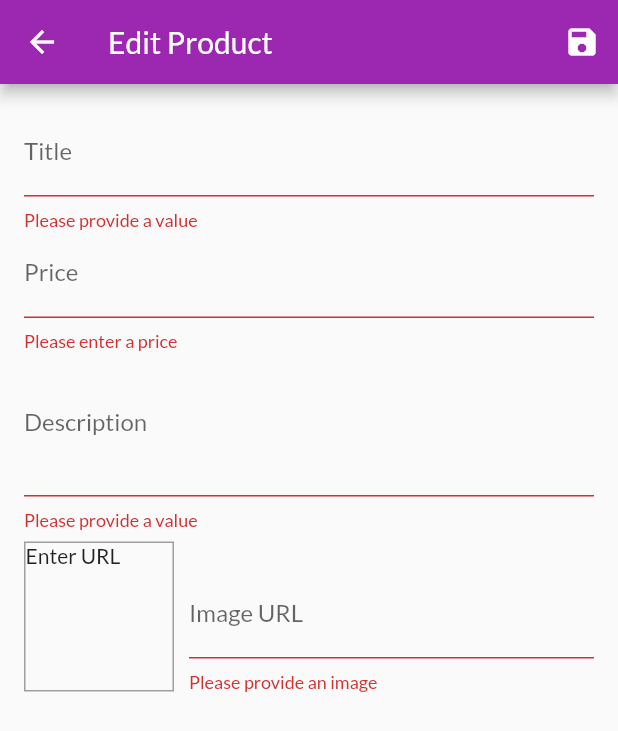
After one commit to davidbandinelli/flutter-shop, a Flutter app: the EditProductScreen screen opened by its route, after a tap on the "save" icon, on a phone screen of 412 x 824 dp. The commit adds this screen. Shown: the top 731 px of the screen. Run offline on Flutter 3.47's test engine with Material 2 defaults, Android fonts, the phone set to English and light mode, and no system bars; network calls fail.

Commit message:
aggiunta nuovi prodotti

```diff
--- a/lib/main.dart
+++ b/lib/main.dart
@@ -7,6 +7,8 @@ import './screens/cart_screen.dart';
 import './providers/products.dart';
 import './providers/orders.dart';
 import './screens/orders_screen.dart';
+import './screens/user_products_screen.dart';
+import './screens/edit_product_screen.dart';
 
 void main() => runApp(MyApp());
 
@@ -39,6 +41,8 @@ class MyApp extends StatelessWidget {
           ProductDetailScreen.routeName: (ctx) => ProductDetailScreen(),
           CartScreen.routeName: (ctx) => CartScreen(),
           OrdersScreen.routeName: (ctx) => OrdersScreen(),
+          UserProductsScreen.routeName: (ctx) => UserProductsScreen(),
+          EditProductScreen.routeName: (ctx) => EditProductScreen(),
         },
       ),
     );
--- /dev/null
+++ b/lib/screens/edit_product_screen.dart
@@ -0,0 +1,198 @@
+import 'package:flutter/material.dart';
+import '../providers/product.dart';
+
+class EditProductScreen extends StatefulWidget {
+  static const routeName = '/edit-product';
+  @override
+  _EditProductScreenState createState() => _EditProductScreenState();
+}
+
+class _EditProductScreenState extends State<EditProductScreen> {
+  final _priceFocusNode = FocusNode();
+  final _descriptionFocusNode = FocusNode();
+  final _imageUrlFocusNode = FocusNode();
+  final _imageUrlController = TextEditingController();
+  final _form = GlobalKey<FormState>();
+  var _editedProduct =
+      Product(id: null, title: '', description: '', price: 0, imageUrl: '');
+
+  @override
+  void initState() {
+    _imageUrlFocusNode.addListener(_updateImageUrl);
+    super.initState();
+  }
+
+  @override
+  void dispose() {
+    _imageUrlFocusNode.removeListener(_updateImageUrl);
+    _priceFocusNode.dispose();
+    _descriptionFocusNode.dispose();
+    _imageUrlFocusNode.dispose();
+    _imageUrlController.dispose();
+    super.dispose();
+  }
+
+  void _updateImageUrl() {
+    if (!_imageUrlFocusNode.hasFocus) {
+      setState(() {});
+    }
+  }
+
+  void _saveForm() {
+    final isValid = _form.currentState.validate();
+    if (!isValid) {
+      return;
+    }
+    _form.currentState.save();
+    print(_editedProduct.title);
+    print(_editedProduct.price);
+    print(_editedProduct.description);
+    print(_editedProduct.imageUrl);
+  }
+
+  @override
+  Widget build(BuildContext context) {
+    return Scaffold(
+      appBar: AppBar(
+        title: Text('Edit Product'),
+        actions: <Widget>[
+          IconButton(icon: Icon(Icons.save), onPressed: _saveForm)
+        ],
+      ),
+      body: Padding(
+        padding: const EdgeInsets.all(16.0),
+        child: Form(
+          key: _form,
+          child: ListView(
+            children: <Widget>[
+              TextFormField(
+                decoration: InputDecoration(labelText: 'Title'),
+                textInputAction: TextInputAction.next,
+                onFieldSubmitted: (_) {
+                  FocusScope.of(context).requestFocus(_priceFocusNode);
+                },
+                validator: (value) {
+                  if (value.isEmpty) {
+                    return 'Please provide a value';
+                  }
+                  return null;
+                },
+                onSaved: (value) {
+                  _editedProduct = Product(
+                      title: value,
+                      price: _editedProduct.price,
+                      imageUrl: _editedProduct.imageUrl,
+                      id: null,
+                      description: _editedProduct.description);
+                },
+              ),
+              TextFormField(
+                decoration: InputDecoration(labelText: 'Price'),
+                textInputAction: TextInputAction.next,
+                keyboardType: TextInputType.number,
+                focusNode: _priceFocusNode,
+                onFieldSubmitted: (_) {
+                  FocusScope.of(context).requestFocus(_descriptionFocusNode);
+                },
+                validator: (value) {
+                  if (value.isEmpty) {
+                    return 'Please enter a price';
+                  }
+                  if (double.tryParse(value) == null) {
+                    return 'Please enter a valid number';
+                  }
+                  if (double.parse(value) <= 0) {
+                    return 'Please enter a number greater than 0';
+                  }
+                  return null;
+                },
+                onSaved: (value) {
+                  _editedProduct = Product(
+                      title: _editedProduct.title,
+                      price: double.parse(value),
+                      imageUrl: _editedProduct.imageUrl,
+                      id: null,
+                      description: _editedProduct.description);
+                },
+              ),
+              TextFormField(
+                decoration: InputDecoration(labelText: 'Description'),
+                maxLines: 3,
+                keyboardType: TextInputType.multiline,
+                focusNode: _descriptionFocusNode,
+                validator: (value) {
+                  if (value.isEmpty) {
+                    return 'Please provide a value';
+                  }
+                  return null;
+                },
+                onSaved: (value) {
+                  _editedProduct = Product(
+                      title: _editedProduct.title,
+                      price: _editedProduct.price,
+                      imageUrl: _editedProduct.imageUrl,
+                      id: null,
+                      description: value);
+                },
+              ),
+              Row(
+                crossAxisAlignment: CrossAxisAlignment.end,
+                children: <Widget>[
+                  Container(
+                    width: 100,
+                    height: 100,
+                    margin: EdgeInsets.only(top: 8, right: 10),
+                    decoration: BoxDecoration(
+                        border: Border.all(width: 1, color: Colors.grey)),
+                    child: _imageUrlController.text.isEmpty
+                        ? Text('Enter URL')
+                        : FittedBox(
+                            child: Image.network(_imageUrlController.text),
+                            fit: BoxFit.cover),
+                  ),
+                  Expanded(
+                    child: TextFormField(
+                      decoration: InputDecoration(labelText: 'Image URL'),
+                      keyboardType: TextInputType.url,
+                      textInputAction: TextInputAction.done,
+                      controller: _imageUrlController,
+                      focusNode: _imageUrlFocusNode,
+                      validator: (value) {
+                        if (value.isEmpty) {
+                          return 'Please provide an image';
+                        }
+                        if (!value.startsWith('http') &&
+                            !value.startsWith('https')) {
+                          return 'Please enter a valid URL';
+                        }
+                        if (!value.endsWith('.png') &&
+                            !value.endsWith('.jpg')) {
+                          return 'Please enter a valid image URL';
+                        }
+                        return null;
+                      },
+                      onFieldSubmitted: (_) {
+                        _saveForm();
+                      },
+                      onSaved: (value) {
+                        _editedProduct = Product(
+                            title: _editedProduct.title,
+                            price: _editedProduct.price,
+                            imageUrl: value,
+                            id: null,
+                            description: _editedProduct.description);
+                      },
+                      onEditingComplete: () {
+                        setState(() {});
+                      },
+                    ),
+                  ),
+                ],
+              )
+            ],
+          ),
+        ),
+      ),
+    );
+  }
+}
--- a/lib/widgets/app_drawer.dart
+++ b/lib/widgets/app_drawer.dart
@@ -1,5 +1,6 @@
 import 'package:flutter/material.dart';
 import '../screens/orders_screen.dart';
+import '../screens/user_products_screen.dart';
 
 class AppDrawer extends StatelessWidget {
   @override
@@ -27,7 +28,16 @@ class AppDrawer extends StatelessWidget {
               Navigator.of(context)
                   .pushReplacementNamed(OrdersScreen.routeName);
             },
-          )
+          ),
+          Divider(),
+          ListTile(
+            leading: Icon(Icons.edit),
+            title: Text('Manage Products'),
+            onTap: () {
+              Navigator.of(context)
+                  .pushReplacementNamed(UserProductsScreen.routeName);
+            },
+          ),
         ],
       ),
     );
```
Also changed, not shown: lib/screens/user_products_screen.dart (added, +41 -0 lines), lib/widgets/user_product_item.dart (added, +35 -0 lines).
